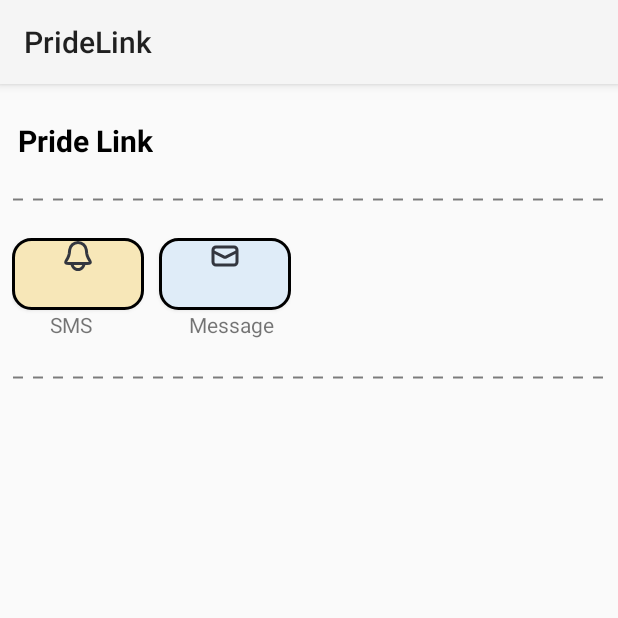
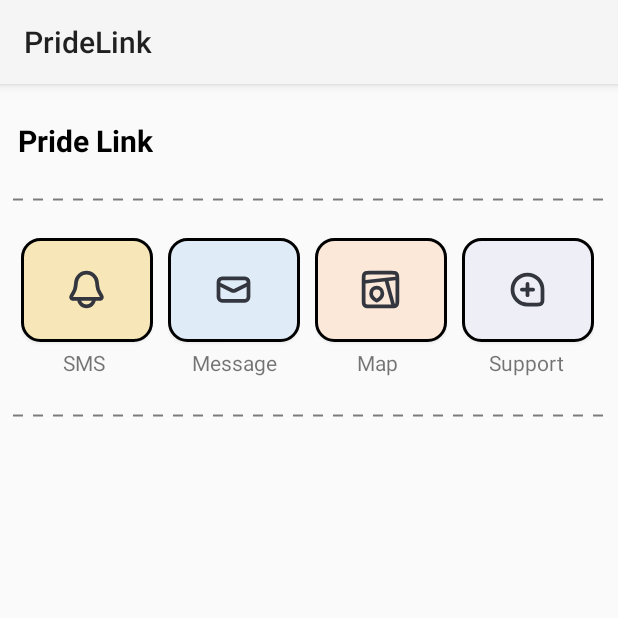
Before and after one commit to RickleAndMortimer/PrideLink, an Android app: the fragment Home shown on its own in the app's theme, on a phone screen of 412 x 824 dp, the top half of it. Run offline under Robolectric (Android 15) with nearby library versions, the light colour scheme and no system bars.

Commit message:
fixed theme color and colors of home page

```diff
--- a/app/src/main/AndroidManifest.xml
+++ b/app/src/main/AndroidManifest.xml
@@ -15,7 +15,7 @@
         <activity
             android:name=".MainActivity2"
             android:exported="false"
-            android:theme="@style/Theme.Material3.DayNight.NoActionBar"
+
             />
         <activity
             android:name=".MentorActivity"
--- a/app/src/main/java/com/channashi/pridelink/MainActivity.kt
+++ b/app/src/main/java/com/channashi/pridelink/MainActivity.kt
@@ -12,7 +12,7 @@ class MainActivity : ComponentActivity() {
 
         var loginBtn = findViewById<Button>(R.id.loginBtn);
         loginBtn.setOnClickListener{
-            val intent = Intent(this, PlanActivity::class.java)
+            val intent = Intent(this, MainActivity2::class.java)
             startActivity(intent)
         }
 
--- /dev/null
+++ b/app/src/main/res/drawable/add_chat_border.xml
@@ -0,0 +1,11 @@
+<shape xmlns:android="http://schemas.android.com/apk/res/android">
+    <solid android:color="#EDEEF6" />
+    <stroke
+        android:color="#000000"
+        android:width="2dp" />
+    <corners
+        android:bottomRightRadius="12dp"
+        android:bottomLeftRadius="12dp"
+        android:topLeftRadius="12dp"
+        android:topRightRadius="12dp"/>
+</shape>
--- /dev/null
+++ b/app/src/main/res/drawable/custom_add_chat_button.xml
@@ -0,0 +1,14 @@
+<layer-list xmlns:android="http://schemas.android.com/apk/res/android">
+    <item
+        android:drawable="@drawable/support"
+        android:width="30dp"
+        android:height="30dp"
+        android:gravity="center"
+        android:bottom="8dp"
+        android:left="8dp"
+        android:right="8dp"
+        />
+</layer-list>
+
+
+<!--    EDEEF6-->
--- /dev/null
+++ b/app/src/main/res/drawable/custom_bell_button.xml
@@ -0,0 +1,11 @@
+<layer-list xmlns:android="http://schemas.android.com/apk/res/android">
+    <item
+        android:drawable="@drawable/bell"
+        android:width="30dp"
+        android:height="30dp"
+        android:gravity="center"
+        android:bottom="8dp"
+        android:left="8dp"
+        android:right="8dp"
+        />
+</layer-list>
--- /dev/null
+++ b/app/src/main/res/drawable/custom_map_button.xml
@@ -0,0 +1,11 @@
+<layer-list xmlns:android="http://schemas.android.com/apk/res/android">
+    <item
+        android:drawable="@drawable/map"
+        android:width="30dp"
+        android:height="30dp"
+        android:gravity="center"
+        android:bottom="8dp"
+        android:left="8dp"
+        android:right="8dp"
+        />
+</layer-list>
--- /dev/null
+++ b/app/src/main/res/drawable/custom_msg_button.xml
@@ -0,0 +1,11 @@
+<layer-list xmlns:android="http://schemas.android.com/apk/res/android">
+    <item
+        android:drawable="@drawable/message"
+        android:width="30dp"
+        android:height="30dp"
+        android:gravity="center"
+        android:bottom="8dp"
+        android:left="8dp"
+        android:right="8dp"
+        />
+</layer-list>
--- /dev/null
+++ b/app/src/main/res/drawable/map_border.xml
@@ -0,0 +1,17 @@
+<shape xmlns:android="http://schemas.android.com/apk/res/android">
+    <solid android:color="#FCE8D9" />
+    <stroke
+        android:color="#000000"
+        android:width="2dp" />
+
+    <padding
+        android:left="12dp"
+        android:top="0dp"
+        android:right="12dp"
+        android:bottom="0dp" />
+    <corners
+        android:bottomRightRadius="12dp"
+        android:bottomLeftRadius="12dp"
+        android:topLeftRadius="12dp"
+        android:topRightRadius="12dp"/>
+</shape>
--- a/app/src/main/res/layout/activity_main.xml
+++ b/app/src/main/res/layout/activity_main.xml
@@ -26,6 +26,10 @@
         app:layout_constraintEnd_toEndOf="parent"
         app:layout_constraintStart_toStartOf="parent"
         app:menu="@menu/bottom_nav"
+        android:background="@color/white"
+        app:itemIconTint="@color/black"
+        app:itemTextColor="@color/black"
+
      >
     </com.google.android.material.bottomnavigation.BottomNavigationView>
 
--- a/app/src/main/res/layout/fragment_home.xml
+++ b/app/src/main/res/layout/fragment_home.xml
@@ -49,49 +49,100 @@
             android:src="@drawable/dotted_line" />
         <LinearLayout
             android:layout_width="match_parent"
-            android:layout_height="match_parent">
+            android:layout_height="match_parent"
+            android:layout_marginLeft="6dp"
+            >
             <LinearLayout
                 android:layout_width="wrap_content"
                 android:layout_height="wrap_content"
                 android:orientation="vertical">
-
                 <Button
                     android:layout_width="wrap_content"
                     android:layout_height="wrap_content"
                     android:background="@drawable/bell_border"
-                    android:drawableTop="@drawable/bell"
-                    android:drawablePadding="4dp"
+                    android:drawableBottom ="@drawable/custom_bell_button"
                     android:scaleType="fitCenter"
                     android:gravity="center"
+                    android:paddingBottom="12dp"
                     />
                 <TextView
                     android:layout_width="wrap_content"
                     android:layout_height="wrap_content"
                     android:text="SMS"
-                    android:layout_marginLeft="25sp"
+                    android:layout_marginLeft="28sp"
+                    android:layout_marginTop="4sp"
                     />
             </LinearLayout>
 
             <LinearLayout
                 android:layout_width="wrap_content"
                 android:layout_height="wrap_content"
-                android:orientation="vertical">
-
+                android:orientation="vertical"
+                android:layout_marginLeft="10sp">
                 <Button
                     android:layout_width="wrap_content"
                     android:layout_height="wrap_content"
-                    android:layout_marginLeft="10sp"
                     android:background="@drawable/msg_border"
-                    android:drawableTop="@drawable/message"
-
+                    android:drawableBottom ="@drawable/custom_msg_button"
+                    android:scaleType="fitCenter"
+                    android:gravity="center"
+                    android:paddingBottom="12dp"
                     />
                 <TextView
                     android:layout_width="wrap_content"
                     android:layout_height="wrap_content"
                     android:text="Message"
-                    android:layout_marginLeft="30sp"
+                    android:layout_marginLeft="16sp"
+                    android:layout_marginTop="4sp"
                     />
             </LinearLayout>
+
+            <LinearLayout
+                android:layout_width="wrap_content"
+                android:layout_height="wrap_content"
+                android:orientation="vertical"
+                android:layout_marginLeft="10sp">
+                <Button
+                    android:layout_width="wrap_content"
+                    android:layout_height="wrap_content"
+                    android:background="@drawable/map_border"
+                    android:drawableBottom ="@drawable/custom_map_button"
+                    android:scaleType="fitCenter"
+                    android:gravity="center"
+                    android:paddingBottom="12dp"
+                    />
+                <TextView
+                    android:layout_width="wrap_content"
+                    android:layout_height="wrap_content"
+                    android:text="Map"
+                    android:layout_marginLeft="28sp"
+                    android:layout_marginTop="4sp"
+                    />
+            </LinearLayout>
+
+            <LinearLayout
+                android:layout_width="wrap_content"
+                android:layout_height="wrap_content"
+                android:orientation="vertical"
+                android:layout_marginLeft="10sp">
+                <Button
+                    android:layout_width="wrap_content"
+                    android:layout_height="wrap_content"
+                    android:background="@drawable/add_chat_border"
+                    android:drawableBottom ="@drawable/custom_add_chat_button"
+                    android:scaleType="fitCenter"
+                    android:gravity="center"
+                    android:paddingBottom="12dp"
+                    />
+                <TextView
+                    android:layout_width="wrap_content"
+                    android:layout_height="wrap_content"
+                    android:text="Support"
+                    android:layout_marginLeft="18sp"
+                    android:layout_marginTop="4sp"
+                    />
+            </LinearLayout>
+
 
         </LinearLayout>
 
--- a/app/src/main/res/menu/bottom_nav.xml
+++ b/app/src/main/res/menu/bottom_nav.xml
@@ -5,6 +5,7 @@
         android:title="Home"
         android:id="@+id/home"
         android:icon="@drawable/home"
+
         />
     <item android:title="Studio"
           android:id="@+id/studio"
```
Also changed, not shown: app/src/main/res/drawable/bell.png (deleted), app/src/main/res/drawable/message.png (deleted), app/src/main/res/drawable/pride_link_updown.xml (line endings or trailing spaces).
